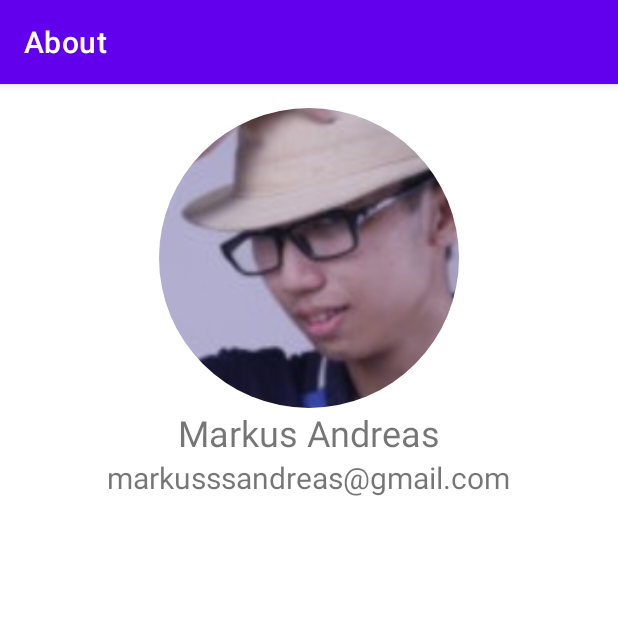
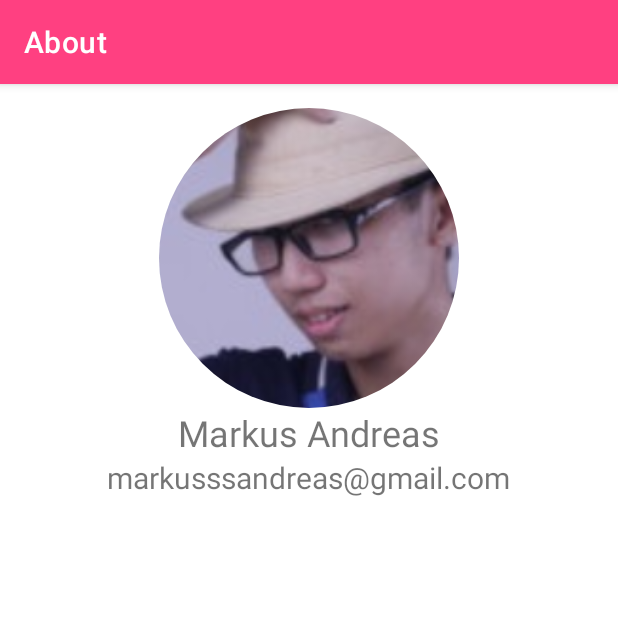
Before and after one commit to VStev/submission-project-kelas-pemula, an Android app: the AboutActivity screen opened directly, with no data from a screen before it, on a phone screen of 412 x 824 dp, the top half of it. Run offline under Robolectric (Android 15) with nearby library versions, the phone set to English and light mode, and no system bars; our stand-ins replace CircleImageView.

Commit message:
removed splash screen file, added style

```diff
--- a/app/src/main/res/layout/splash_screen.xml
+++ /dev/null
@@ -1,6 +0,0 @@
-<?xml version="1.0" encoding="utf-8"?>
-<androidx.constraintlayout.widget.ConstraintLayout
-    xmlns:android="http://schemas.android.com/apk/res/android" android:layout_width="match_parent"
-    android:layout_height="match_parent">
-
-</androidx.constraintlayout.widget.ConstraintLayout>
--- a/app/src/main/res/menu/menubar.xml
+++ b/app/src/main/res/menu/menubar.xml
@@ -5,5 +5,5 @@
     <item
         android:id="@+id/about"
         android:title="@string/about"
-        app:showAsAction="never" />
+        app:showAsAction="never"/>
 </menu>
--- a/app/src/main/res/values-night/themes.xml
+++ b/app/src/main/res/values-night/themes.xml
@@ -2,8 +2,8 @@
     <!-- Base application theme. -->
     <style name="Theme.SubmissionProject" parent="Theme.MaterialComponents.DayNight.DarkActionBar">
         <!-- Primary brand color. -->
-        <item name="colorPrimary">@color/purple_200</item>
-        <item name="colorPrimaryVariant">@color/purple_700</item>
+        <item name="colorPrimary">@color/dekured</item>
+        <item name="colorPrimaryVariant">@color/dekublue</item>
         <item name="colorOnPrimary">@color/black</item>
         <!-- Secondary brand color. -->
         <item name="colorSecondary">@color/teal_200</item>
--- a/app/src/main/res/values/colors.xml
+++ b/app/src/main/res/values/colors.xml
@@ -3,6 +3,8 @@
     <color name="purple_200">#FFBB86FC</color>
     <color name="purple_500">#FF6200EE</color>
     <color name="purple_700">#FF3700B3</color>
+    <color name="dekublue">#303F9F</color>
+    <color name="dekured">#FF4081</color>
     <color name="teal_200">#FF03DAC5</color>
     <color name="teal_700">#FF018786</color>
     <color name="black">#FF000000</color>
--- a/app/src/main/res/values/themes.xml
+++ b/app/src/main/res/values/themes.xml
@@ -2,9 +2,9 @@
     <!-- Base application theme. -->
     <style name="Theme.SubmissionProject" parent="Theme.MaterialComponents.DayNight.DarkActionBar">
         <!-- Primary brand color. -->
-        <item name="colorPrimary">@color/purple_500</item>
-        <item name="colorPrimaryVariant">@color/purple_700</item>
-        <item name="colorOnPrimary">@color/white</item>
+        <item name="colorPrimary">@color/dekured</item>
+        <item name="colorPrimaryVariant">@color/dekublue</item>
+        <item name="colorOnPrimary">@color/black</item>
         <!-- Secondary brand color. -->
         <item name="colorSecondary">@color/teal_200</item>
         <item name="colorSecondaryVariant">@color/teal_700</item>
```
